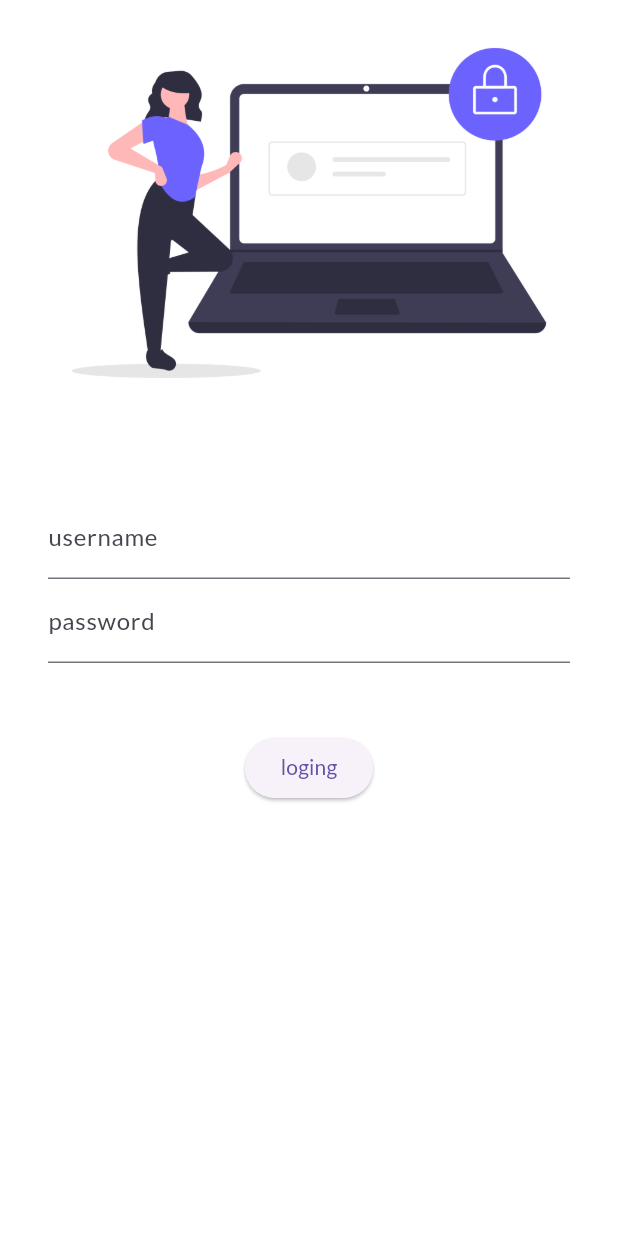
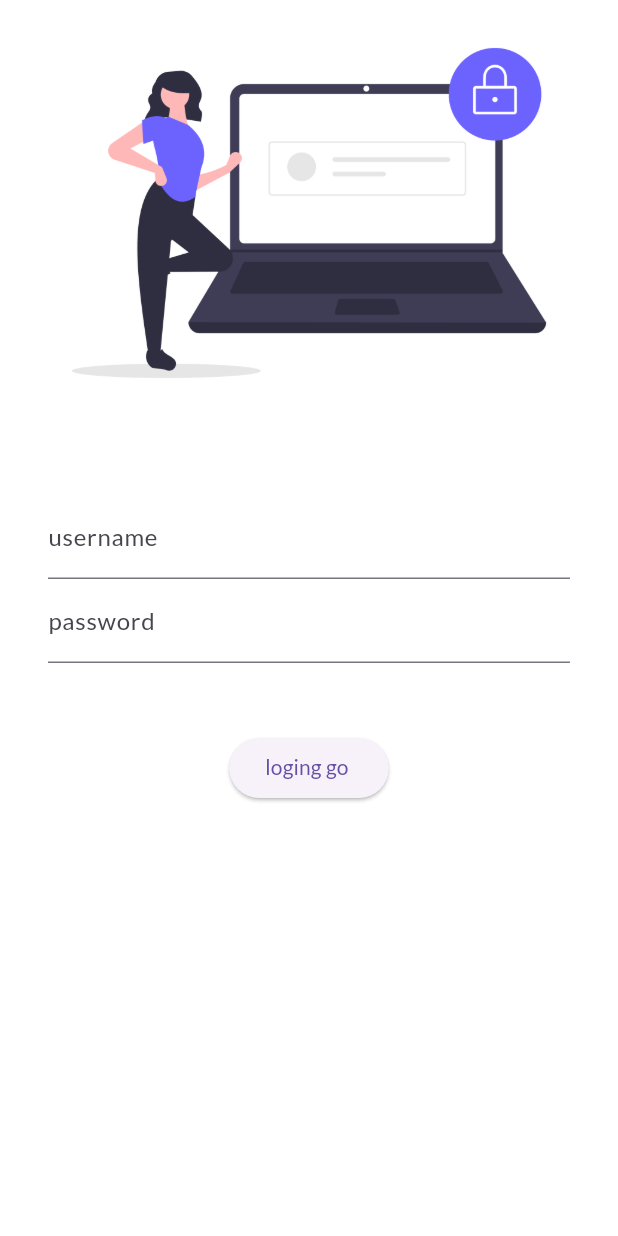
Before and after one commit to sarthaktyagi354932/new, a Flutter app: the screen it shows after launch, on a phone screen of 412 x 824 dp. Run offline on Flutter 3.47's test engine with Material 3 defaults, Android fonts, the light colour scheme and no system bars; our stand-ins replace google_fonts.

Commit message:
day 4 complet

```diff
--- a/lib/main.dart
+++ b/lib/main.dart
@@ -1,5 +1,5 @@
 import 'package:flutter/material.dart';
-import 'package:flutter_30_day/pages/home.dart';
+// import 'package:flutter_30_day/pages/home.dart';
 import 'package:flutter_30_day/pages/LogingPage.dart';
 import 'package:google_fonts/google_fonts.dart';
 
--- a/lib/pages/LogingPage.dart
+++ b/lib/pages/LogingPage.dart
@@ -42,7 +42,7 @@ class LogingPage extends StatelessWidget {
             height: 30,
           ),
           ElevatedButton(
-            child: Text("loging"),
+            child: Text("loging go "),
             style: TextButton.styleFrom(),
             onPressed: () {
               print("welcome");
```
